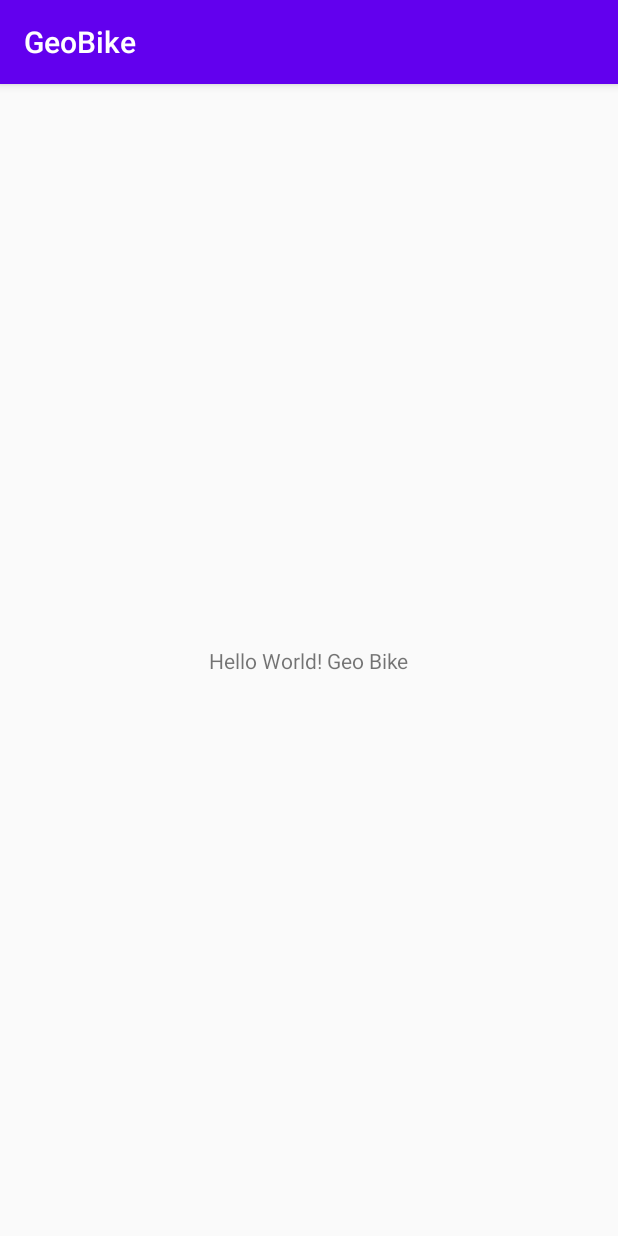
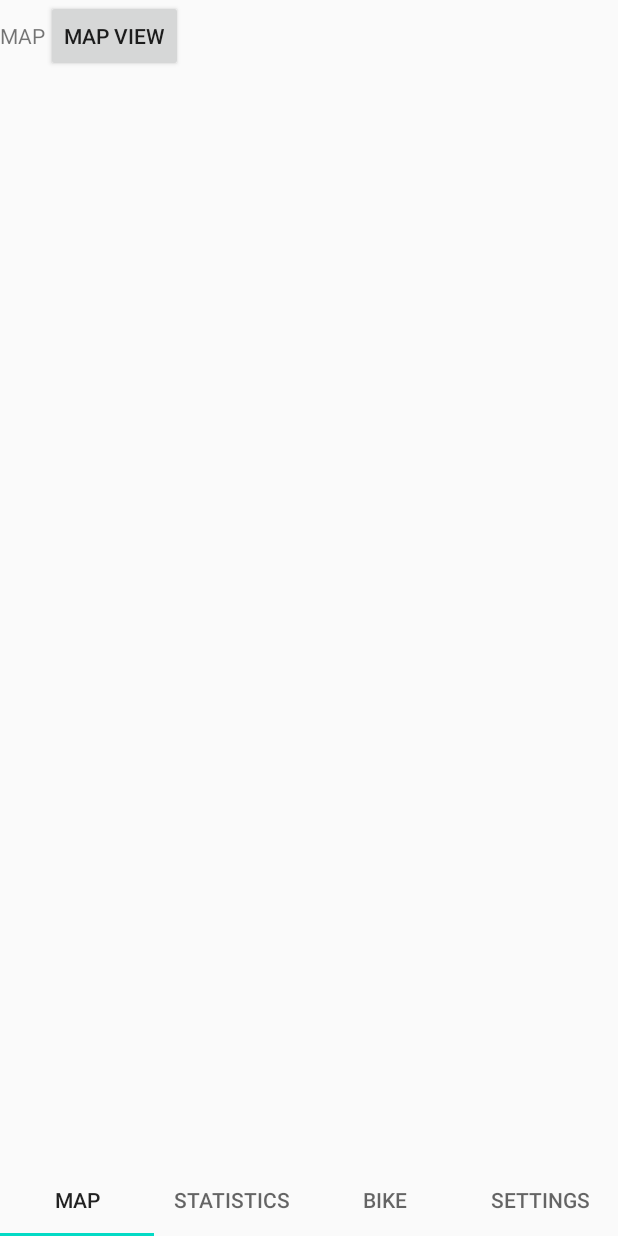
Before and after one commit to Oyasume/GeoBikeMobile, an Android app: the screen it shows after launch (MainActivity), on a phone screen of 412 x 824 dp. Run offline under Robolectric (Android 15) with nearby library versions, the phone set to English and light mode, and no system bars.

Commit message:
Tablayout avec fragment principal + debut map activity

```diff
--- a/app/build.gradle
+++ b/app/build.gradle
@@ -24,10 +24,12 @@ android {
 
 dependencies {
     implementation fileTree(dir: "libs", include: ["*.jar"])
-    implementation 'androidx.appcompat:appcompat:1.1.0'
+    implementation 'androidx.appcompat:appcompat:1.2.0'
     implementation 'androidx.constraintlayout:constraintlayout:1.1.3'
+    implementation 'androidx.viewpager:viewpager:1.0.0'
     testImplementation 'junit:junit:4.12'
     androidTestImplementation 'androidx.test.ext:junit:1.1.1'
     androidTestImplementation 'androidx.test.espresso:espresso-core:3.2.0'
-
+    implementation 'org.osmdroid:osmdroid-android:6.1.8'
+    implementation 'com.google.android.material:material:1.2.0'
 }
--- a/app/src/main/java/com/example/geobike/MainActivity.java
+++ b/app/src/main/java/com/example/geobike/MainActivity.java
@@ -1,14 +1,40 @@
 package com.example.geobike;
 
 import androidx.appcompat.app.AppCompatActivity;
+import androidx.fragment.app.Fragment;
+import androidx.fragment.app.FragmentManager;
+import androidx.viewpager.widget.ViewPager;
 
+import android.content.Intent;
 import android.os.Bundle;
+import android.view.Menu;
+import android.view.MenuItem;
+import android.view.View;
+import android.widget.Button;
+
+import com.google.android.material.tabs.TabLayout;
 
 public class MainActivity extends AppCompatActivity {
+
+    private SectionsPagerAdapter mSectionsPagerAdapter;
+    /**
+     * The {@link ViewPager} that will host the section contents.
+     */
+    private ViewPager mViewPager;
 
     @Override
     protected void onCreate(Bundle savedInstanceState) {
         super.onCreate(savedInstanceState);
         setContentView(R.layout.activity_main);
+
+        ViewPager pager = (ViewPager)findViewById(R.id.viewpager);
+        pager.setAdapter(new SectionsPagerAdapter(getSupportFragmentManager()));
+
+        TabLayout tabs= (TabLayout)findViewById(R.id.tabs);
+        tabs.setupWithViewPager(pager);
+        tabs.setTabMode(TabLayout.MODE_FIXED);
+
     }
+
+
 }
--- /dev/null
+++ b/app/src/main/java/com/example/geobike/MapFragment.java
@@ -0,0 +1,35 @@
+package com.example.geobike;
+
+import android.os.Bundle;
+import android.view.LayoutInflater;
+import android.view.View;
+import android.view.ViewGroup;
+
+import androidx.fragment.app.Fragment;
+
+public class MapFragment extends Fragment {
+
+    public static MapFragment newInstance() {
+        return (new MapFragment());
+    }
+
+    @Override
+    public void onCreate(Bundle savedInstanceState) {
+
+        super.onCreate(savedInstanceState);
+        //        Button mapView = (Button) findViewById(R.id.mapview);
+//        mapView.setOnClickListener(new View.OnClickListener() {
+//                @Override
+//                public void onClick(View v) {
+//                    Intent intent = new Intent(MainActivity.this, MapViewActivity.class);
+//                    startActivity(intent);
+//                }
+//            }
+//        );
+    }
+
+    @Override
+    public View onCreateView(LayoutInflater inflater, ViewGroup container, Bundle savedInstanceState) {
+        return inflater.inflate(R.layout.map_fragment, container, false);
+    }
+}
--- /dev/null
+++ b/app/src/main/java/com/example/geobike/SectionsPagerAdapter.java
@@ -0,0 +1,56 @@
+package com.example.geobike;
+
+import androidx.fragment.app.Fragment;
+import androidx.fragment.app.FragmentManager;
+import androidx.fragment.app.FragmentPagerAdapter;
+
+/**
+ * A {@link FragmentPagerAdapter} that returns a fragment corresponding to
+ * one of the sections/tabs/pages.
+ */
+public class SectionsPagerAdapter extends FragmentPagerAdapter {
+
+    public SectionsPagerAdapter(FragmentManager fm) {
+        super(fm);
+    }
+
+    @Override
+    public Fragment getItem(int position) {
+        Fragment fragment = null;
+        switch (position) {
+            case 0:
+                fragment = new MapFragment();
+                break;
+            case 1:
+                fragment = new StatisticsFragment();
+                break;
+            case 2:
+                fragment = new BikeFragment();
+                break;
+            case 3:
+                fragment = new SettingsFragment();
+                break;
+        }
+        return fragment;
+    }
+
+    @Override
+    public int getCount() {
+        return 4;
+    }
+
+    @Override
+    public CharSequence getPageTitle(int position) {
+        switch (position) {
+            case 0:
+                return "Map";
+            case 1:
+                return "Statistics";
+            case 2:
+                return "Bike";
+            case 3:
+                return "Settings";
+        }
+        return null;
+    }
+}
--- /dev/null
+++ b/app/src/main/java/com/example/geobike/StatisticsFragment.java
@@ -0,0 +1,25 @@
+package com.example.geobike;
+
+import android.os.Bundle;
+import android.view.LayoutInflater;
+import android.view.View;
+import android.view.ViewGroup;
+
+import androidx.fragment.app.Fragment;
+
+public class StatisticsFragment extends Fragment {
+
+    public static StatisticsFragment newInstance() {
+        return (new StatisticsFragment());
+    }
+
+    @Override
+    public void onCreate(Bundle savedInstanceState) {
+        super.onCreate(savedInstanceState);
+    }
+
+    @Override
+    public View onCreateView(LayoutInflater inflater, ViewGroup container, Bundle savedInstanceState) {
+        return inflater.inflate(R.layout.statistics_fragment, container, false);
+    }
+}
--- a/app/src/main/res/layout/activity_main.xml
+++ b/app/src/main/res/layout/activity_main.xml
@@ -1,18 +1,49 @@
 <?xml version="1.0" encoding="utf-8"?>
-<androidx.constraintlayout.widget.ConstraintLayout xmlns:android="http://schemas.android.com/apk/res/android"
+<LinearLayout xmlns:android="http://schemas.android.com/apk/res/android"
     xmlns:app="http://schemas.android.com/apk/res-auto"
     xmlns:tools="http://schemas.android.com/tools"
     android:layout_width="match_parent"
     android:layout_height="match_parent"
+    android:orientation="vertical"
     tools:context=".MainActivity">
 
-    <TextView
-        android:layout_width="wrap_content"
+    <androidx.viewpager.widget.ViewPager
+        android:id="@+id/viewpager"
+        android:layout_width="match_parent"
+        android:layout_height="0dp"
+        android:layout_weight="1" />
+
+    <com.google.android.material.tabs.TabLayout
+        android:layout_width="match_parent"
         android:layout_height="wrap_content"
-        android:text="Hello World! Geo Bike"
-        app:layout_constraintBottom_toBottomOf="parent"
-        app:layout_constraintLeft_toLeftOf="parent"
-        app:layout_constraintRight_toRightOf="parent"
-        app:layout_constraintTop_toTopOf="parent" />
+        android:id="@+id/tabs">
 
-</androidx.constraintlayout.widget.ConstraintLayout>
+        <com.google.android.material.tabs.TabItem
+            android:layout_width="wrap_content"
+            android:layout_height="wrap_content"
+            android:text="Map"
+            />
+
+        <com.google.android.material.tabs.TabItem
+            android:layout_width="wrap_content"
+            android:layout_height="wrap_content"
+            android:text="Stat"
+            />
+
+        <com.google.android.material.tabs.TabItem
+            android:layout_width="wrap_content"
+            android:layout_height="wrap_content"
+            android:text="Vélo"
+            />
+
+        <com.google.android.material.tabs.TabItem
+            android:layout_width="wrap_content"
+            android:layout_height="wrap_content"
+            android:text="Param"
+            />
++
+    </com.google.android.material.tabs.TabLayout>
+
+
+
+</LinearLayout>
--- /dev/null
+++ b/app/src/main/res/layout/map_fragment.xml
@@ -0,0 +1,17 @@
+<?xml version="1.0" encoding="utf-8"?>
+<LinearLayout
+    xmlns:android="http://schemas.android.com/apk/res/android"
+    android:layout_width="match_parent"
+    android:layout_height="match_parent">
+
+    <TextView
+        android:layout_width="wrap_content"
+        android:layout_height="wrap_content"
+        android:text="MAP"/>
+    <Button
+        android:layout_width="wrap_content"
+        android:layout_height="wrap_content"
+        android:id="@+id/mapview"
+        android:text="map view"/>
+
+</LinearLayout>
--- a/app/src/main/res/values/styles.xml
+++ b/app/src/main/res/values/styles.xml
@@ -1,6 +1,6 @@
 <resources>
     <!-- Base application theme. -->
-    <style name="AppTheme" parent="Theme.AppCompat.Light.DarkActionBar">
+    <style name="AppTheme" parent="Theme.AppCompat.Light.NoActionBar">
         <!-- Customize your theme here. -->
         <item name="colorPrimary">@color/colorPrimary</item>
         <item name="colorPrimaryDark">@color/colorPrimaryDark</item>
```
Also changed, not shown: app/src/main/AndroidManifest.xml (+7 -0 lines), app/src/main/java/com/example/geobike/BikeFragment.java (added, +25 -0 lines), app/src/main/java/com/example/geobike/MapViewActivity.java (added, +186 -0 lines), app/src/main/java/com/example/geobike/SettingsFragment.java (added, +28 -0 lines), app/src/main/res/layout/bike_fragment.xml (added, +11 -0 lines), app/src/main/res/layout/map_layout.xml (added, +46 -0 lines), app/src/main/res/layout/settings_fragment.xml (added, +15 -0 lines), app/src/main/res/layout/statistics_fragment.xml (added, +11 -0 lines).
